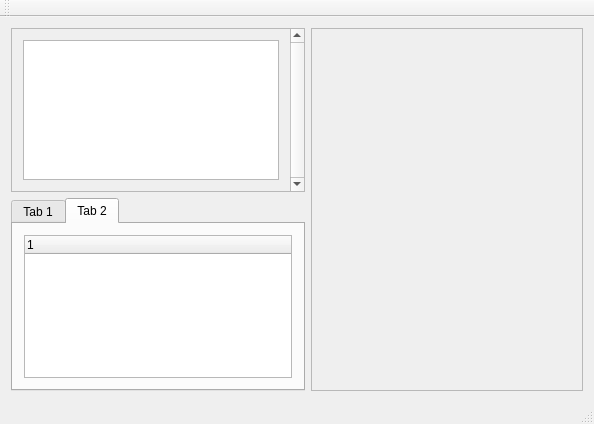
wasedaigo/star-rpg-framework, file tool/star_rpg_editor/star_rpg_editor/mainwindow.ui: the form before one commit.
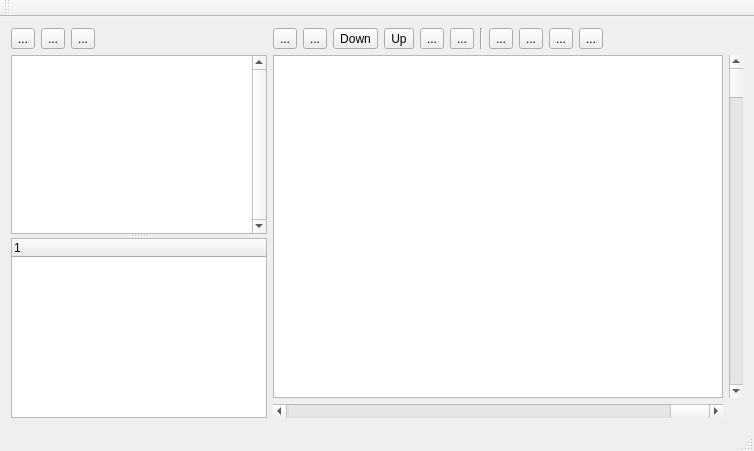
The form after the commit. The open tabs and pages were chosen to show the change. Icons and pictures are not drawn.

Commit message: Forming the base of the tool

Diff of the .ui file:
```diff
--- a/tool/star_rpg_editor/star_rpg_editor/mainwindow.ui
+++ b/tool/star_rpg_editor/star_rpg_editor/mainwindow.ui
@@ -6,8 +6,8 @@
    <rect>
     <x>0</x>
     <y>0</y>
-    <width>594</width>
-    <height>424</height>
+    <width>754</width>
+    <height>451</height>
    </rect>
   </property>
   <property name="sizePolicy">
@@ -26,84 +26,204 @@
      <verstretch>0</verstretch>
     </sizepolicy>
    </property>
-   <layout class="QGridLayout" name="gridLayout">
-    <item row="0" column="0">
-     <layout class="QVBoxLayout" name="verticalLayout_2">
+   <layout class="QHBoxLayout" name="horizontalLayout_8">
       <item>
-       <widget class="QScrollArea" name="scrollArea_2">
+     <widget class="QSplitter" name="splitter">
+      <property name="orientation">
+       <enum>Qt::Vertical</enum>
+      </property>
+      <property name="childrenCollapsible">
+       <bool>false</bool>
+      </property>
+      <widget class="QStackedWidget" name="stackedWidget">
         <property name="sizePolicy">
-         <sizepolicy hsizetype="Preferred" vsizetype="Preferred">
+        <sizepolicy hsizetype="Fixed" vsizetype="Preferred">
           <horstretch>0</horstretch>
           <verstretch>0</verstretch>
          </sizepolicy>
         </property>
+       <property name="maximumSize">
+        <size>
+         <width>16777215</width>
+         <height>16777215</height>
+        </size>
+       </property>
+       <property name="currentIndex">
+        <number>0</number>
+       </property>
+       <widget class="QWidget" name="palettePage">
+        <layout class="QVBoxLayout" name="verticalLayout_3">
+         <property name="spacing">
+          <number>-1</number>
+         </property>
+         <property name="leftMargin">
+          <number>0</number>
+         </property>
+         <property name="topMargin">
+          <number>0</number>
+         </property>
+         <property name="rightMargin">
+          <number>0</number>
+         </property>
+         <property name="bottomMargin">
+          <number>0</number>
+         </property>
+         <item>
+          <layout class="QHBoxLayout" name="paletteToolPanel">
+           <item>
+            <widget class="QToolButton" name="penButton">
+             <property name="text">
+              <string>...</string>
+             </property>
+             <property name="icon">
+              <iconset resource="main.qrc">
+               <normaloff>:/main/res/icon/pen.xpm</normaloff>:/main/res/icon/pen.xpm</iconset>
+             </property>
+             <property name="checkable">
+              <bool>true</bool>
+             </property>
+            </widget>
+           </item>
+           <item>
+            <widget class="QToolButton" name="collisionSetButton">
+             <property name="text">
+              <string>...</string>
+             </property>
+             <property name="icon">
+              <iconset resource="main.qrc">
+               <normaloff>:/main/res/icon/four_blocks.xpm</normaloff>:/main/res/icon/four_blocks.xpm</iconset>
+             </property>
+             <property name="checkable">
+              <bool>true</bool>
+             </property>
+            </widget>
+           </item>
+           <item>
+            <widget class="QToolButton" name="multiTileSelectButton">
+             <property name="text">
+              <string>...</string>
+             </property>
+             <property name="icon">
+              <iconset resource="main.qrc">
+               <normaloff>:/main/res/icon/rect.xpm</normaloff>:/main/res/icon/rect.xpm</iconset>
+             </property>
+             <property name="checkable">
+              <bool>true</bool>
+             </property>
+            </widget>
+           </item>
+           <item>
+            <spacer name="horizontalSpacer_3">
+             <property name="orientation">
+              <enum>Qt::Horizontal</enum>
+             </property>
+             <property name="sizeHint" stdset="0">
+              <size>
+               <width>40</width>
+               <height>20</height>
+              </size>
+             </property>
+            </spacer>
+           </item>
+          </layout>
+         </item>
+         <item>
+          <widget class="QGraphicsView" name="graphicsView">
+           <property name="enabled">
+            <bool>true</bool>
+           </property>
         <property name="minimumSize">
          <size>
-          <width>0</width>
-          <height>0</height>
-         </size>
-        </property>
+             <width>256</width>
+             <height>128</height>
+            </size>
+           </property>
+           <property name="lineWidth">
+            <number>0</number>
+           </property>
         <property name="verticalScrollBarPolicy">
          <enum>Qt::ScrollBarAlwaysOn</enum>
         </property>
         <property name="horizontalScrollBarPolicy">
          <enum>Qt::ScrollBarAlwaysOff</enum>
         </property>
-        <property name="widgetResizable">
-         <bool>true</bool>
-        </property>
-        <widget class="QWidget" name="scrollAreaWidgetContents_2">
-         <property name="geometry">
-          <rect>
-           <x>0</x>
-           <y>0</y>
-           <width>291</width>
-           <height>145</height>
-          </rect>
+          </widget>
+         </item>
+        </layout>
+       </widget>
+       <widget class="QWidget" name="eventListPage">
+        <layout class="QVBoxLayout" name="verticalLayout">
+         <property name="leftMargin">
+          <number>0</number>
+         </property>
+         <property name="topMargin">
+          <number>0</number>
          </property>
-         <property name="minimumSize">
-          <size>
-           <width>0</width>
-           <height>0</height>
-          </size>
+         <property name="rightMargin">
+          <number>0</number>
          </property>
-         <layout class="QGridLayout" name="gridLayout_3">
-          <item row="0" column="0">
-           <widget class="QGraphicsView" name="graphicsView">
-            <property name="minimumSize">
-             <size>
-              <width>256</width>
-              <height>0</height>
-             </size>
-            </property>
-            <property name="maximumSize">
-             <size>
-              <width>256</width>
-              <height>16777215</height>
-             </size>
-            </property>
-           </widget>
-          </item>
-         </layout>
-        </widget>
+         <property name="bottomMargin">
+          <number>0</number>
+         </property>
+         <item>
+          <layout class="QHBoxLayout" name="eventListToolPanel">
+           <item>
+            <widget class="QToolButton" name="toolButton_2">
+             <property name="text">
+              <string>up</string>
+             </property>
+             <property name="icon">
+              <iconset resource="main.qrc">
+               <normaloff>:/main/res/icon/pen.xpm</normaloff>:/main/res/icon/pen.xpm</iconset>
+             </property>
+             <property name="checkable">
+              <bool>true</bool>
+             </property>
+            </widget>
+           </item>
+           <item>
+            <widget class="QToolButton" name="collisioinSetButton">
+             <property name="text">
+              <string>...</string>
+             </property>
+             <property name="icon">
+              <iconset resource="main.qrc">
+               <normaloff>:/main/res/icon/four_blocks.xpm</normaloff>:/main/res/icon/four_blocks.xpm</iconset>
+             </property>
+             <property name="checkable">
+              <bool>true</bool>
+             </property>
+            </widget>
+           </item>
+           <item>
+            <widget class="QToolButton" name="toolButton">
+             <property name="text">
+              <string>down</string>
+             </property>
+             <property name="icon">
+              <iconset resource="main.qrc">
+               <normaloff>:/main/res/icon/rect.xpm</normaloff>:/main/res/icon/rect.xpm</iconset>
+             </property>
+             <property name="checkable">
+              <bool>true</bool>
+             </property>
        </widget>
       </item>
       <item>
-       <widget class="QTabWidget" name="tabWidget">
-        <property name="sizePolicy">
-         <sizepolicy hsizetype="Preferred" vsizetype="Expanding">
-          <horstretch>0</horstretch>
-          <verstretch>0</verstretch>
-         </sizepolicy>
-        </property>
-        <property name="currentIndex">
-         <number>0</number>
-        </property>
-        <widget class="QWidget" name="tab">
-         <attribute name="title">
-          <string>Tab 1</string>
-         </attribute>
-         <layout class="QHBoxLayout" name="horizontalLayout_2">
+            <spacer name="horizontalSpacer">
+             <property name="orientation">
+              <enum>Qt::Horizontal</enum>
+             </property>
+             <property name="sizeHint" stdset="0">
+              <size>
+               <width>40</width>
+               <height>20</height>
+              </size>
+             </property>
+            </spacer>
+           </item>
+          </layout>
+         </item>
           <item>
            <widget class="QListWidget" name="listWidget">
             <property name="minimumSize">
@@ -132,51 +252,237 @@
           </item>
          </layout>
         </widget>
-        <widget class="QWidget" name="tab_2">
-         <attribute name="title">
-          <string>Tab 2</string>
-         </attribute>
-         <layout class="QGridLayout" name="gridLayout_2">
-          <item row="0" column="0">
-           <widget class="QTreeWidget" name="treeWidget">
+      </widget>
+      <widget class="QTreeWidget" name="mapTreeView">
+       <property name="minimumSize">
+        <size>
+         <width>0</width>
+         <height>128</height>
+        </size>
+       </property>
+       <property name="maximumSize">
+        <size>
+         <width>16777215</width>
+         <height>16777215</height>
+        </size>
+       </property>
             <column>
              <property name="text">
               <string notr="true">1</string>
              </property>
             </column>
            </widget>
-          </item>
-         </layout>
-         <zorder>treeWidget</zorder>
-         <zorder>treeWidget</zorder>
-        </widget>
-       </widget>
-      </item>
-     </layout>
+     </widget>
+    </item>
+    <item>
+     <layout class="QVBoxLayout" name="rightContainer">
+      <item>
+       <layout class="QHBoxLayout" name="mapToolPanel">
+        <item>
+         <widget class="QToolButton" name="eventButton">
+          <property name="text">
+           <string>...</string>
+          </property>
+          <property name="icon">
+           <iconset resource="main.qrc">
+            <normaloff>:/main/res/icon/event.xpm</normaloff>:/main/res/icon/event.xpm</iconset>
+          </property>
+          <property name="checkable">
+           <bool>true</bool>
+          </property>
+         </widget>
+        </item>
+        <item>
+         <widget class="QToolButton" name="panoramaButton">
+          <property name="text">
+           <string>...</string>
+          </property>
+          <property name="icon">
+           <iconset resource="main.qrc">
+            <normaloff>:/main/res/icon/panorama.xpm</normaloff>:/main/res/icon/panorama.xpm</iconset>
+          </property>
+          <property name="checkable">
+           <bool>true</bool>
+          </property>
+         </widget>
+        </item>
+        <item>
+         <widget class="QToolButton" name="bottomLayerButton">
+          <property name="text">
+           <string>Down</string>
+          </property>
+          <property name="icon">
+           <iconset resource="main.qrc">
+            <normaloff>:/main/res/icon/layer_bottom.xpm</normaloff>:/main/res/icon/layer_bottom.xpm</iconset>
+          </property>
+          <property name="checkable">
+           <bool>true</bool>
+          </property>
+         </widget>
+        </item>
+        <item>
+         <widget class="QToolButton" name="middleLayerButton">
+          <property name="text">
+           <string>Up</string>
+          </property>
+          <property name="icon">
+           <iconset resource="main.qrc">
+            <normaloff>:/main/res/icon/layer_middle.xpm</normaloff>:/main/res/icon/layer_middle.xpm</iconset>
+          </property>
+          <property name="checkable">
+           <bool>true</bool>
+          </property>
+         </widget>
+        </item>
+        <item>
+         <widget class="QToolButton" name="topLayerButton">
+          <property name="text">
+           <string>...</string>
+          </property>
+          <property name="icon">
+           <iconset resource="main.qrc">
+            <normaloff>:/main/res/icon/layer_top.xpm</normaloff>:/main/res/icon/layer_top.xpm</iconset>
+          </property>
+          <property name="checkable">
+           <bool>true</bool>
+          </property>
+         </widget>
+        </item>
+        <item>
+         <widget class="QToolButton" name="skyLayerButton">
+          <property name="text">
+           <string>...</string>
+          </property>
+          <property name="icon">
+           <iconset resource="main.qrc">
+            <normaloff>:/main/res/icon/sky.xpm</normaloff>:/main/res/icon/sky.xpm</iconset>
+          </property>
+          <property name="checkable">
+           <bool>true</bool>
+          </property>
+         </widget>
+        </item>
+        <item>
+         <widget class="Line" name="line">
+          <property name="orientation">
+           <enum>Qt::Vertical</enum>
+          </property>
+         </widget>
+        </item>
+        <item>
+         <widget class="QToolButton" name="zoom1_1">
+          <property name="text">
+           <string>...</string>
+          </property>
+          <property name="icon">
+           <iconset resource="main.qrc">
+            <normaloff>:/main/res/icon/1_1.xpm</normaloff>:/main/res/icon/1_1.xpm</iconset>
+          </property>
+          <property name="checkable">
+           <bool>true</bool>
+          </property>
+         </widget>
+        </item>
+        <item>
+         <widget class="QToolButton" name="zoom1_2">
+          <property name="text">
+           <string>...</string>
+          </property>
+          <property name="icon">
+           <iconset resource="main.qrc">
+            <normaloff>:/main/res/icon/1_2.xpm</normaloff>:/main/res/icon/1_2.xpm</iconset>
+          </property>
+          <property name="checkable">
+           <bool>true</bool>
+          </property>
+         </widget>
+        </item>
+        <item>
+         <widget class="QToolButton" name="zoom1_4">
+          <property name="text">
+           <string>...</string>
+          </property>
+          <property name="icon">
+           <iconset resource="main.qrc">
+            <normaloff>:/main/res/icon/1_4.xpm</normaloff>:/main/res/icon/1_4.xpm</iconset>
+          </property>
+          <property name="checkable">
+           <bool>true</bool>
+          </property>
+         </widget>
+        </item>
+        <item>
+         <widget class="QToolButton" name="zoom1_8">
+          <property name="text">
+           <string>...</string>
+          </property>
+          <property name="icon">
+           <iconset resource="main.qrc">
+            <normaloff>:/main/res/icon/1_8.xpm</normaloff>:/main/res/icon/1_8.xpm</iconset>
+          </property>
+          <property name="checkable">
+           <bool>true</bool>
+          </property>
+         </widget>
+        </item>
+        <item>
+         <spacer name="horizontalSpacer_2">
+          <property name="orientation">
+           <enum>Qt::Horizontal</enum>
+          </property>
+          <property name="sizeHint" stdset="0">
+           <size>
+            <width>40</width>
+            <height>20</height>
+           </size>
+          </property>
+         </spacer>
+        </item>
+       </layout>
+      </item>
+      <item>
+       <layout class="QGridLayout" name="gridLayout">
+        <item row="0" column="0">
+         <widget class="QGraphicsView" name="mapView"/>
     </item>
     <item row="0" column="1">
-     <widget class="QScrollArea" name="scrollArea">
-      <property name="minimumSize">
-       <size>
-        <width>256</width>
-        <height>0</height>
-       </size>
-      </property>
-      <property name="widgetResizable">
+         <widget class="QScrollBar" name="verticalScrollBar">
+          <property name="styleSheet">
+           <string notr="true">s</string>
+          </property>
+          <property name="orientation">
+           <enum>Qt::Vertical</enum>
+          </property>
+         </widget>
+        </item>
+        <item row="1" column="0">
+         <widget class="QScrollBar" name="horizontalScrollBar">
+          <property name="sizePolicy">
+           <sizepolicy hsizetype="Preferred" vsizetype="Preferred">
+            <horstretch>0</horstretch>
+            <verstretch>0</verstretch>
+           </sizepolicy>
+          </property>
+          <property name="focusPolicy">
+           <enum>Qt::WheelFocus</enum>
+          </property>
+          <property name="autoFillBackground">
        <bool>true</bool>
       </property>
-      <widget class="QWidget" name="scrollAreaWidgetContents">
-       <property name="geometry">
-        <rect>
-         <x>0</x>
-         <y>0</y>
-         <width>254</width>
-         <height>342</height>
-        </rect>
-       </property>
-       <zorder>tabWidget</zorder>
-      </widget>
-     </widget>
+          <property name="styleSheet">
+           <string notr="true"/>
+          </property>
+          <property name="orientation">
+           <enum>Qt::Horizontal</enum>
+          </property>
+          <property name="invertedAppearance">
+           <bool>true</bool>
+          </property>
+         </widget>
+        </item>
+       </layout>
+      </item>
+     </layout>
     </item>
    </layout>
   </widget>
```
Left out of the diff: 10 changed lines with no effect on the pictures. Lines whose indentation alone changed are shown as unchanged. The commit also changes 43 other files.
